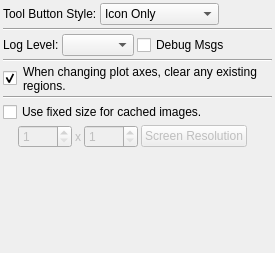
Before: the Qt Designer form code/plotms/implement/GuiTabs/PlotMSOptionsTab.ui in radio-astro/casa, drawn with Qt 5.
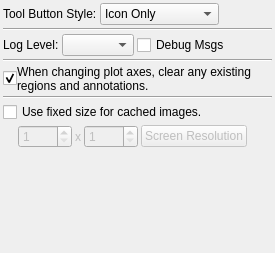
After: the same form once the commit is applied.

```diff
--- a/code/plotms/implement/GuiTabs/PlotMSOptionsTab.ui
+++ b/code/plotms/implement/GuiTabs/PlotMSOptionsTab.ui
@@ -172,7 +172,7 @@
      <item>
       <widget class="QLabel" name="clearSelectionLabel" >
        <property name="text" >
-        <string>When changing plot axes, clear any existing regions.</string>
+        <string>When changing plot axes, clear any existing regions and annotations.</string>
        </property>
        <property name="alignment" >
         <set>Qt::AlignLeading|Qt::AlignLeft|Qt::AlignVCenter</set>
```
